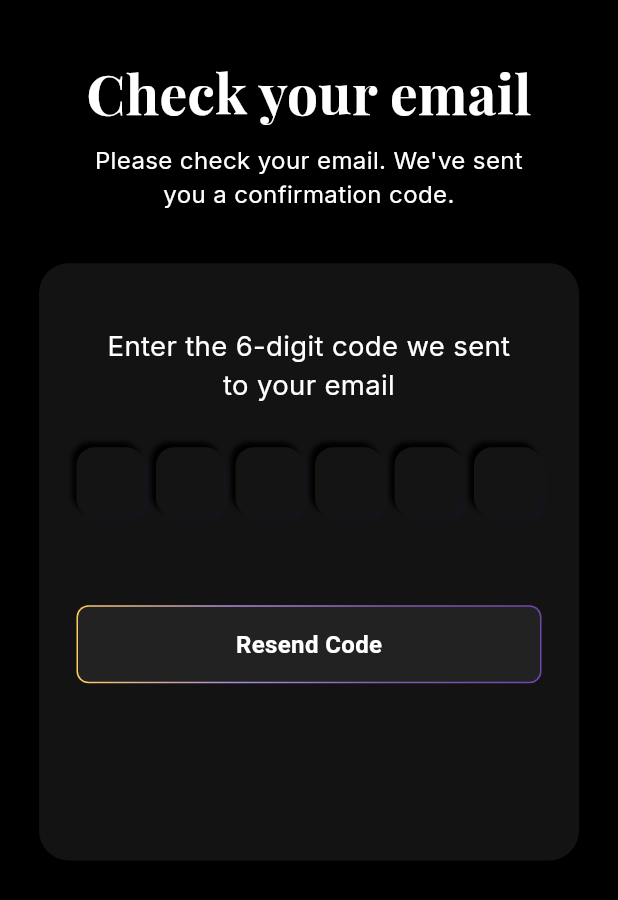
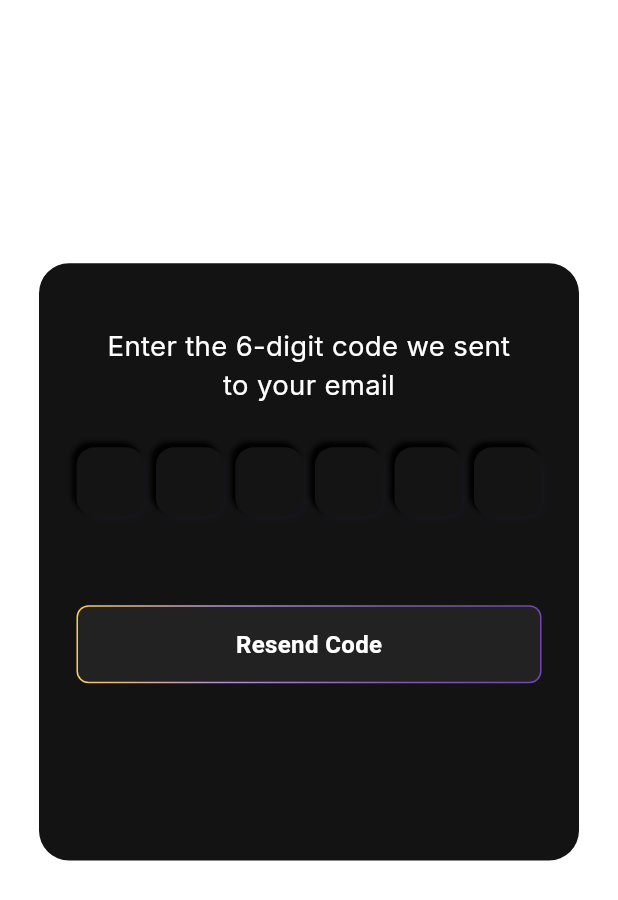
Before and after one commit to BuyBuddy-App/users_app, a Flutter app: the screen it shows after launch, on a phone screen of 412 x 824 dp. Shown: the top 900 px of the screen. Run offline on Flutter 3.47's test engine with Material 3 defaults, Android fonts, the phone set to English and light mode, and no system bars; drawn by our look-alikes of pinput; our stand-ins replace connectivity_plus, cookie_jar, dartz, device_preview, dio, dio_cookie_manager and 9 more.

Commit message:
changing in main

```diff
--- a/lib/main.dart
+++ b/lib/main.dart
@@ -63,7 +63,7 @@ class _BuyBuddyUserAppState extends State<BuyBuddyUserApp> {
                 debugShowCheckedModeBanner: false,
                 theme: AppTheme.lightTheme,
                 darkTheme: AppTheme.darkTheme,
-                themeMode: ThemeMode.dark,
+                themeMode: appThemeCubit.getTheme(),
                 localizationsDelegates: context.localizationDelegates,
                 supportedLocales: context.supportedLocales,
                 locale: context.locale,
```
